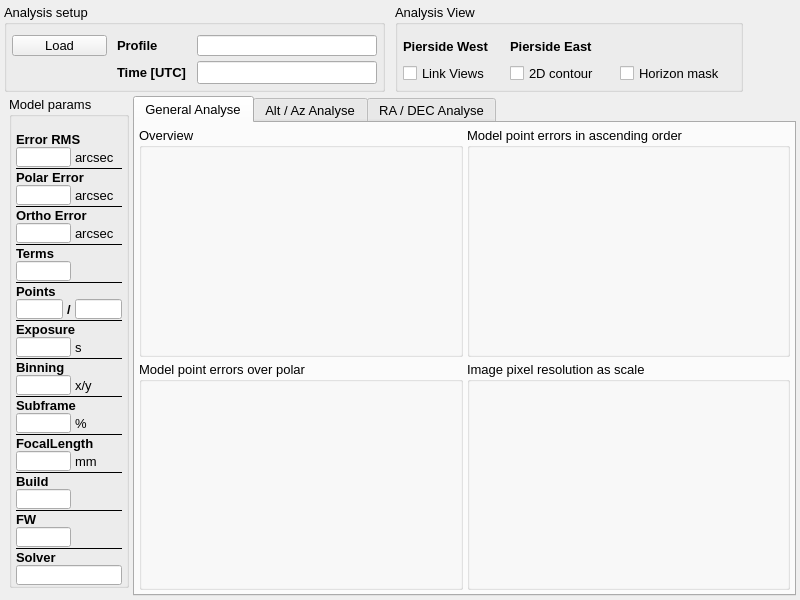
First picture: the form in mw4/gui/widgets/analyse.ui, repository mworion/MountWizzard4, before the edit.
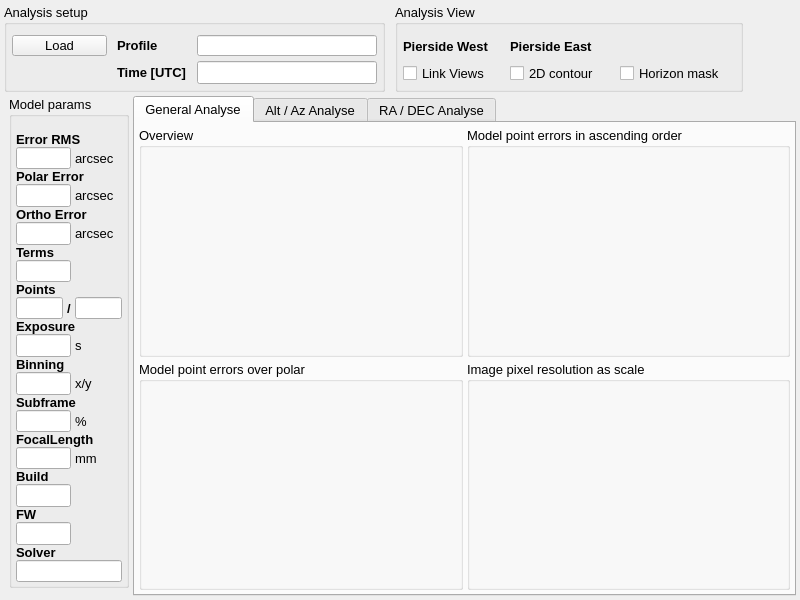
Second picture: the form after the edit. Custom widgets are drawn as their Qt base class.

Patch:
```diff
--- a/mw4/gui/widgets/analyse.ui
+++ b/mw4/gui/widgets/analyse.ui
@@ -42,7 +42,6 @@
   </property>
   <property name="font">
    <font>
-    <family>Arial</family>
     <pointsize>10</pointsize>
    </font>
   </property>
@@ -406,9 +405,6 @@
    </item>
    <item>
     <spacer name="verticalSpacer">
-     <property name="orientation">
-      <enum>Qt::Vertical</enum>
-     </property>
      <property name="sizeHint" stdset="0">
       <size>
        <width>20</width>
@@ -477,7 +473,6 @@
           </property>
           <property name="font">
            <font>
-            <family>Arial</family>
             <pointsize>10</pointsize>
             <bold>false</bold>
            </font>
@@ -492,14 +487,11 @@
            <string>Name of Model Points file, where the data is stored. </string>
           </property>
           <property name="layoutDirection">
-           <enum>Qt::RightToLeft</enum>
+           <enum>Qt::LeftToRight</enum>
           </property>
           <property name="text">
            <string/>
           </property>
-          <property name="alignment">
-           <set>Qt::AlignRight|Qt::AlignTrailing|Qt::AlignVCenter</set>
-          </property>
           <property name="readOnly">
            <bool>true</bool>
           </property>
@@ -518,7 +510,6 @@
           </property>
           <property name="font">
            <font>
-            <family>Arial</family>
             <pointsize>10</pointsize>
             <bold>false</bold>
            </font>
@@ -533,14 +524,11 @@
            <string>Name of Model Points file, where the data is stored. </string>
           </property>
           <property name="layoutDirection">
-           <enum>Qt::RightToLeft</enum>
+           <enum>Qt::LeftToRight</enum>
           </property>
           <property name="text">
            <string/>
           </property>
-          <property name="alignment">
-           <set>Qt::AlignRight|Qt::AlignTrailing|Qt::AlignVCenter</set>
-          </property>
           <property name="readOnly">
            <bool>true</bool>
           </property>
@@ -559,7 +547,6 @@
           </property>
           <property name="font">
            <font>
-            <family>Arial</family>
             <pointsize>10</pointsize>
             <bold>false</bold>
            </font>
@@ -574,14 +561,11 @@
            <string>Name of Model Points file, where the data is stored. </string>
           </property>
           <property name="layoutDirection">
-           <enum>Qt::RightToLeft</enum>
+           <enum>Qt::LeftToRight</enum>
           </property>
           <property name="text">
            <string/>
           </property>
-          <property name="alignment">
-           <set>Qt::AlignRight|Qt::AlignTrailing|Qt::AlignVCenter</set>
-          </property>
           <property name="readOnly">
            <bool>true</bool>
           </property>
@@ -597,7 +581,6 @@
           </property>
           <property name="font">
            <font>
-            <family>Arial</family>
             <pointsize>10</pointsize>
             <bold>true</bold>
            </font>
@@ -617,7 +600,6 @@
           </property>
           <property name="font">
            <font>
-            <family>Arial</family>
             <pointsize>10</pointsize>
             <bold>true</bold>
            </font>
@@ -647,7 +629,6 @@
           </property>
           <property name="font">
            <font>
-            <family>Arial</family>
             <pointsize>10</pointsize>
             <bold>false</bold>
            </font>
@@ -662,14 +643,11 @@
            <string>Name of Model Points file, where the data is stored. </string>
           </property>
           <property name="layoutDirection">
-           <enum>Qt::RightToLeft</enum>
+           <enum>Qt::LeftToRight</enum>
           </property>
           <property name="text">
            <string/>
           </property>
-          <property name="alignment">
-           <set>Qt::AlignRight|Qt::AlignTrailing|Qt::AlignVCenter</set>
-          </property>
           <property name="readOnly">
            <bool>true</bool>
           </property>
@@ -677,11 +655,8 @@
         </item>
         <item row="5" column="0" colspan="3">
          <widget class="Line" name="line_2">
-          <property name="frameShadow">
-           <enum>QFrame::Plain</enum>
-          </property>
           <property name="orientation">
-           <enum>Qt::Horizontal</enum>
+           <enum>Qt::Vertical</enum>
           </property>
          </widget>
         </item>
@@ -695,7 +670,6 @@
           </property>
           <property name="font">
            <font>
-            <family>Arial</family>
             <pointsize>10</pointsize>
             <bold>true</bold>
            </font>
@@ -718,7 +692,6 @@
           </property>
           <property name="font">
            <font>
-            <family>Arial</family>
             <pointsize>10</pointsize>
             <bold>false</bold>
            </font>
@@ -733,14 +706,11 @@
            <string>Name of Model Points file, where the data is stored. </string>
           </property>
           <property name="layoutDirection">
-           <enum>Qt::RightToLeft</enum>
+           <enum>Qt::LeftToRight</enum>
           </property>
           <property name="text">
            <string/>
           </property>
-          <property name="alignment">
-           <set>Qt::AlignRight|Qt::AlignTrailing|Qt::AlignVCenter</set>
-          </property>
           <property name="readOnly">
            <bool>true</bool>
           </property>
@@ -759,7 +729,6 @@
           </property>
           <property name="font">
            <font>
-            <family>Arial</family>
             <pointsize>10</pointsize>
             <bold>false</bold>
            </font>
@@ -774,14 +743,11 @@
            <string>Name of Model Points file, where the data is stored. </string>
           </property>
           <property name="layoutDirection">
-           <enum>Qt::RightToLeft</enum>
+           <enum>Qt::LeftToRight</enum>
           </property>
           <property name="text">
            <string/>
           </property>
-          <property name="alignment">
-           <set>Qt::AlignRight|Qt::AlignTrailing|Qt::AlignVCenter</set>
-          </property>
           <property name="readOnly">
            <bool>true</bool>
           </property>
@@ -789,11 +755,8 @@
         </item>
         <item row="23" column="0" colspan="3">
          <widget class="Line" name="line_7">
-          <property name="frameShadow">
-           <enum>QFrame::Plain</enum>
-          </property>
           <property name="orientation">
-           <enum>Qt::Horizontal</enum>
+           <enum>Qt::Vertical</enum>
           </property>
          </widget>
         </item>
@@ -810,7 +773,6 @@
           </property>
           <property name="font">
            <font>
-            <family>Arial</family>
             <pointsize>10</pointsize>
             <bold>false</bold>
            </font>
@@ -825,14 +787,11 @@
            <string>Name of Model Points file, where the data is stored. </string>
           </property>
           <property name="layoutDirection">
-           <enum>Qt::RightToLeft</enum>
+           <enum>Qt::LeftToRight</enum>
           </property>
           <property name="text">
            <string/>
           </property>
-          <property name="alignment">
-           <set>Qt::AlignRight|Qt::AlignTrailing|Qt::AlignVCenter</set>
-          </property>
           <property name="readOnly">
            <bool>true</bool>
           </property>
@@ -840,11 +799,8 @@
         </item>
         <item row="11" column="0" colspan="3">
          <widget class="Line" name="line_4">
-          <property name="frameShadow">
-           <enum>QFrame::Plain</enum>
-          </property>
           <property name="orientation">
-           <enum>Qt::Horizontal</enum>
+           <enum>Qt::Vertical</enum>
           </property>
          </widget>
         </item>
@@ -858,7 +814,6 @@
           </property>
           <property name="font">
            <font>
-            <family>Arial</family>
             <pointsize>10</pointsize>
             <bold>true</bold>
            </font>
@@ -881,7 +836,6 @@
           </property>
           <property name="font">
            <font>
-            <family>Arial</family>
             <pointsize>10</pointsize>
             <bold>false</bold>
            </font>
@@ -896,14 +850,11 @@
            <string>Name of Model Points file, where the data is stored. </string>
           </property>
           <property name="layoutDirection">
-           <enum>Qt::RightToLeft</enum>
+           <enum>Qt::LeftToRight</enum>
           </property>
           <property name="text">
            <string/>
           </property>
-          <property name="alignment">
-           <set>Qt::AlignRight|Qt::AlignTrailing|Qt::AlignVCenter</set>
-          </property>
           <property name="readOnly">
            <bool>true</bool>
           </property>
@@ -919,7 +870,6 @@
           </property>
           <property name="font">
            <font>
-            <family>Arial</family>
             <pointsize>10</pointsize>
             <bold>true</bold>
            </font>
@@ -939,7 +889,6 @@
           </property>
           <property name="font">
            <font>
-            <family>Arial</family>
             <pointsize>10</pointsize>
             <bold>true</bold>
            </font>
@@ -958,21 +907,15 @@
         </item>
         <item row="29" column="0" colspan="3">
          <widget class="Line" name="line_9">
-          <property name="frameShadow">
-           <enum>QFrame::Plain</enum>
-          </property>
           <property name="orientation">
-           <enum>Qt::Horizontal</enum>
+           <enum>Qt::Vertical</enum>
           </property>
          </widget>
         </item>
         <item row="2" column="0" colspan="3">
          <widget class="Line" name="line">
-          <property name="frameShadow">
-           <enum>QFrame::Plain</enum>
-          </property>
           <property name="orientation">
-           <enum>Qt::Horizontal</enum>
+           <enum>Qt::Vertical</enum>
           </property>
          </widget>
         </item>
@@ -989,7 +932,6 @@
           </property>
           <property name="font">
            <font>
-            <family>Arial</family>
             <pointsize>10</pointsize>
             <bold>false</bold>
            </font>
@@ -1004,14 +946,11 @@
            <string>Name of Model Points file, where the data is stored. </string>
           </property>
           <property name="layoutDirection">
-           <enum>Qt::RightToLeft</enum>
+           <enum>Qt::LeftToRight</enum>
           </property>
           <property name="text">
            <string/>
           </property>
-          <property name="alignment">
-           <set>Qt::AlignRight|Qt::AlignTrailing|Qt::AlignVCenter</set>
-          </property>
           <property name="readOnly">
            <bool>true</bool>
           </property>
@@ -1019,11 +958,8 @@
         </item>
         <item row="20" column="0" colspan="3">
          <widget class="Line" name="line_8">
-          <property name="frameShadow">
-           <enum>QFrame::Plain</enum>
-          </property>
           <property name="orientation">
-           <enum>Qt::Horizontal</enum>
+           <enum>Qt::Vertical</enum>
           </property>
          </widget>
         </item>
@@ -1037,7 +973,6 @@
           </property>
           <property name="font">
            <font>
-            <family>Arial</family>
             <pointsize>10</pointsize>
             <bold>true</bold>
            </font>
@@ -1067,7 +1002,6 @@
           </property>
           <property name="font">
            <font>
-            <family>Arial</family>
             <pointsize>10</pointsize>
             <bold>false</bold>
            </font>
@@ -1082,14 +1016,11 @@
            <string>Name of Model Points file, where the data is stored. </string>
           </property>
           <property name="layoutDirection">
-           <enum>Qt::RightToLeft</enum>
+           <enum>Qt::LeftToRight</enum>
           </property>
           <property name="text">
            <string/>
           </property>
-          <property name="alignment">
-           <set>Qt::AlignRight|Qt::AlignTrailing|Qt::AlignVCenter</set>
-          </property>
           <property name="readOnly">
            <bool>true</bool>
           </property>
@@ -1105,7 +1036,6 @@
           </property>
           <property name="font">
            <font>
-            <family>Arial</family>
             <pointsize>10</pointsize>
             <bold>true</bold>
            </font>
@@ -1128,7 +1058,6 @@
           </property>
           <property name="font">
            <font>
-            <family>Arial</family>
             <pointsize>10</pointsize>
             <bold>false</bold>
            </font>
@@ -1143,14 +1072,11 @@
            <string>Name of Model Points file, where the data is stored. </string>
           </property>
           <property name="layoutDirection">
-           <enum>Qt::RightToLeft</enum>
+           <enum>Qt::LeftToRight</enum>
           </property>
           <property name="text">
            <string/>
           </property>
-          <property name="alignment">
-           <set>Qt::AlignRight|Qt::AlignTrailing|Qt::AlignVCenter</set>
-          </property>
           <property name="readOnly">
            <bool>true</bool>
           </property>
@@ -1158,11 +1084,8 @@
         </item>
         <item row="17" column="0" colspan="3">
          <widget class="Line" name="line_6">
-          <property name="frameShadow">
-           <enum>QFrame::Plain</enum>
-          </property>
           <property name="orientation">
-           <enum>Qt::Horizontal</enum>
+           <enum>Qt::Vertical</enum>
           </property>
          </widget>
         </item>
@@ -1175,11 +1098,8 @@
         </item>
         <item row="8" column="0" colspan="3">
          <widget class="Line" name="line_3">
-          <property name="frameShadow">
-           <enum>QFrame::Plain</enum>
-          </property>
           <property name="orientation">
-           <enum>Qt::Horizontal</enum>
+           <enum>Qt::Vertical</enum>
           </property>
          </widget>
         </item>
@@ -1193,7 +1113,6 @@
           </property>
           <property name="font">
            <font>
-            <family>Arial</family>
             <pointsize>10</pointsize>
             <bold>true</bold>
            </font>
@@ -1205,11 +1124,8 @@
         </item>
         <item row="26" column="0" colspan="3">
          <widget class="Line" name="line_10">
-          <property name="frameShadow">
-           <enum>QFrame::Plain</enum>
-          </property>
           <property name="orientation">
-           <enum>Qt::Horizontal</enum>
+           <enum>Qt::Vertical</enum>
           </property>
          </widget>
         </item>
@@ -1250,7 +1166,6 @@
           </property>
           <property name="font">
            <font>
-            <family>Arial</family>
             <pointsize>10</pointsize>
             <bold>true</bold>
            </font>
@@ -1262,11 +1177,8 @@
         </item>
         <item row="14" column="0" colspan="3">
          <widget class="Line" name="line_5">
-          <property name="frameShadow">
-           <enum>QFrame::Plain</enum>
-          </property>
           <property name="orientation">
-           <enum>Qt::Horizontal</enum>
+           <enum>Qt::Vertical</enum>
           </property>
          </widget>
         </item>
@@ -1287,7 +1199,6 @@
           </property>
           <property name="font">
            <font>
-            <family>Arial</family>
             <pointsize>10</pointsize>
             <bold>true</bold>
            </font>
@@ -1307,7 +1218,6 @@
           </property>
           <property name="font">
            <font>
-            <family>Arial</family>
             <pointsize>10</pointsize>
             <bold>true</bold>
            </font>
@@ -1337,7 +1247,6 @@
           </property>
           <property name="font">
            <font>
-            <family>Arial</family>
             <pointsize>10</pointsize>
             <bold>false</bold>
            </font>
@@ -1352,14 +1261,11 @@
            <string>Name of Model Points file, where the data is stored. </string>
           </property>
           <property name="layoutDirection">
-           <enum>Qt::RightToLeft</enum>
+           <enum>Qt::LeftToRight</enum>
           </property>
           <property name="text">
            <string/>
           </property>
-          <property name="alignment">
-           <set>Qt::AlignRight|Qt::AlignTrailing|Qt::AlignVCenter</set>
-          </property>
           <property name="readOnly">
            <bool>true</bool>
           </property>
@@ -1378,7 +1284,6 @@
           </property>
           <property name="font">
            <font>
-            <family>Arial</family>
             <pointsize>10</pointsize>
             <bold>false</bold>
            </font>
@@ -1393,14 +1298,11 @@
            <string>Name of Model Points file, where the data is stored. </string>
           </property>
           <property name="layoutDirection">
-           <enum>Qt::RightToLeft</enum>
+           <enum>Qt::LeftToRight</enum>
           </property>
           <property name="text">
            <string/>
           </property>
-          <property name="alignment">
-           <set>Qt::AlignRight|Qt::AlignTrailing|Qt::AlignVCenter</set>
-          </property>
           <property name="readOnly">
            <bool>true</bool>
           </property>
@@ -1408,11 +1310,8 @@
         </item>
         <item row="32" column="0" colspan="3">
          <widget class="Line" name="line_11">
-          <property name="frameShadow">
-           <enum>QFrame::Plain</enum>
-          </property>
           <property name="orientation">
-           <enum>Qt::Horizontal</enum>
+           <enum>Qt::Vertical</enum>
           </property>
          </widget>
         </item>
```
Left out of the diff: 58 changed lines with no effect on the pictures.
